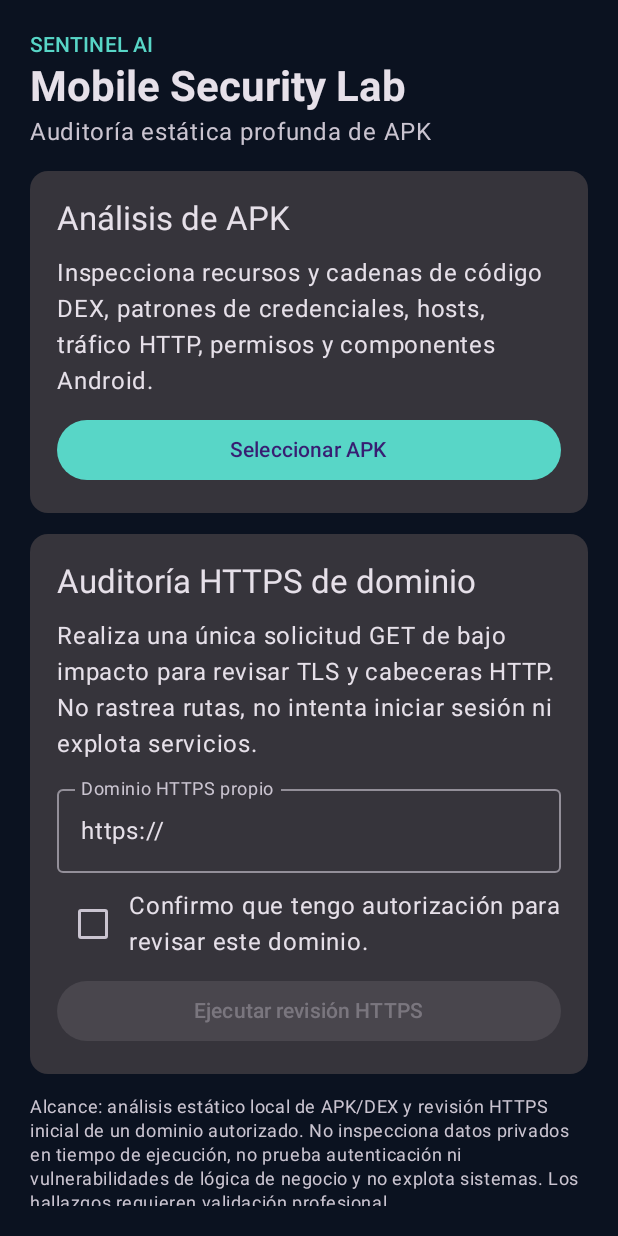
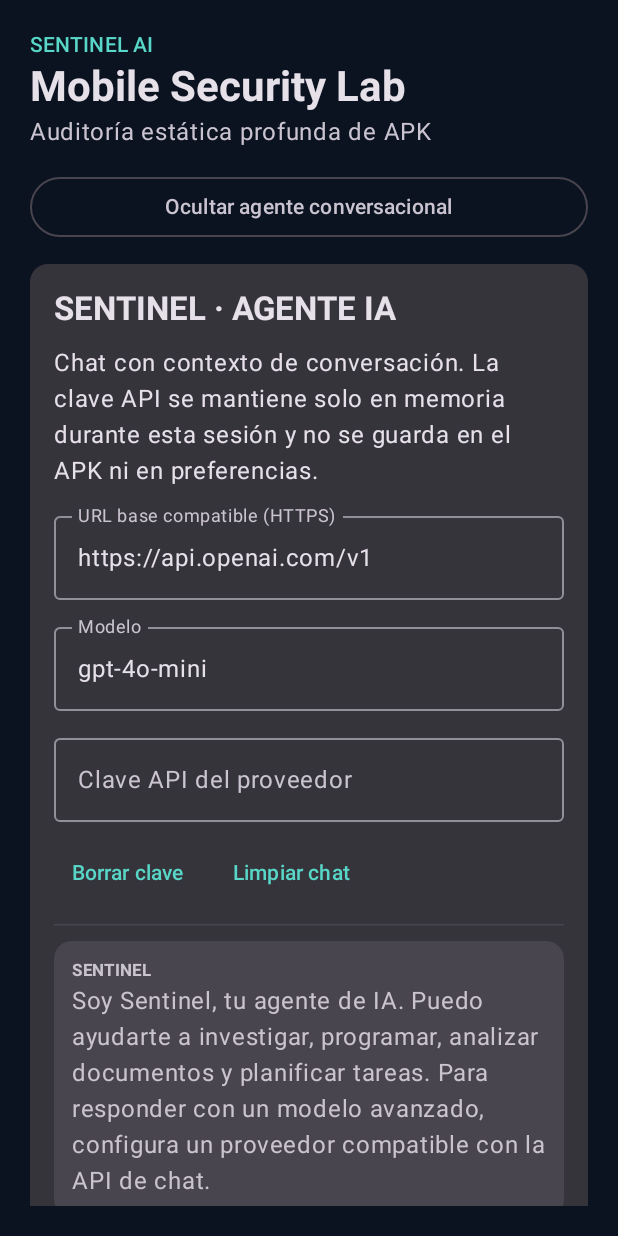
Before and after one commit to pintubeservi-star/sentinel-ai, an Android app built with Jetpack Compose: the screen it shows after launch (MainActivity), on a phone screen of 412 x 824 dp. Run offline under Robolectric (Android 15) with nearby library versions, the phone set to English and light mode, and no system bars.

Commit message:
Integrate AI agent chat into Sentinel Android app

```diff
--- a/app/src/main/java/com/sentinelai/mobile/MainActivity.kt
+++ b/app/src/main/java/com/sentinelai/mobile/MainActivity.kt
@@ -107,6 +107,7 @@ private fun SentinelScreen(onAnalyze: (Uri) -> ApkReport) {
     var webBusy by remember { mutableStateOf(false) }
     var webError by remember { mutableStateOf<String?>(null) }
     var webReport by remember { mutableStateOf<WebAuditReport?>(null) }
+    var showAgentChat by remember { mutableStateOf(true) }
     val picker = rememberLauncherForActivityResult(ActivityResultContracts.OpenDocument()) { uri ->
         if (uri != null) {
             busy = true
@@ -131,6 +132,12 @@ private fun SentinelScreen(onAnalyze: (Uri) -> ApkReport) {
                     Text("Mobile Security Lab", style = MaterialTheme.typography.headlineMedium, fontWeight = FontWeight.Bold)
                     Text("Auditoría estática profunda de APK", color = MaterialTheme.colorScheme.onSurfaceVariant)
                 }
+                item {
+                    OutlinedButton(onClick = { showAgentChat = !showAgentChat }, modifier = Modifier.fillMaxWidth()) {
+                        Text(if (showAgentChat) "Ocultar agente conversacional" else "Abrir agente conversacional")
+                    }
+                }
+                if (showAgentChat) item { AgentChatPanel() }
                 item {
                     Card {
                         Column(Modifier.padding(18.dp), verticalArrangement = Arrangement.spacedBy(10.dp)) {
```
